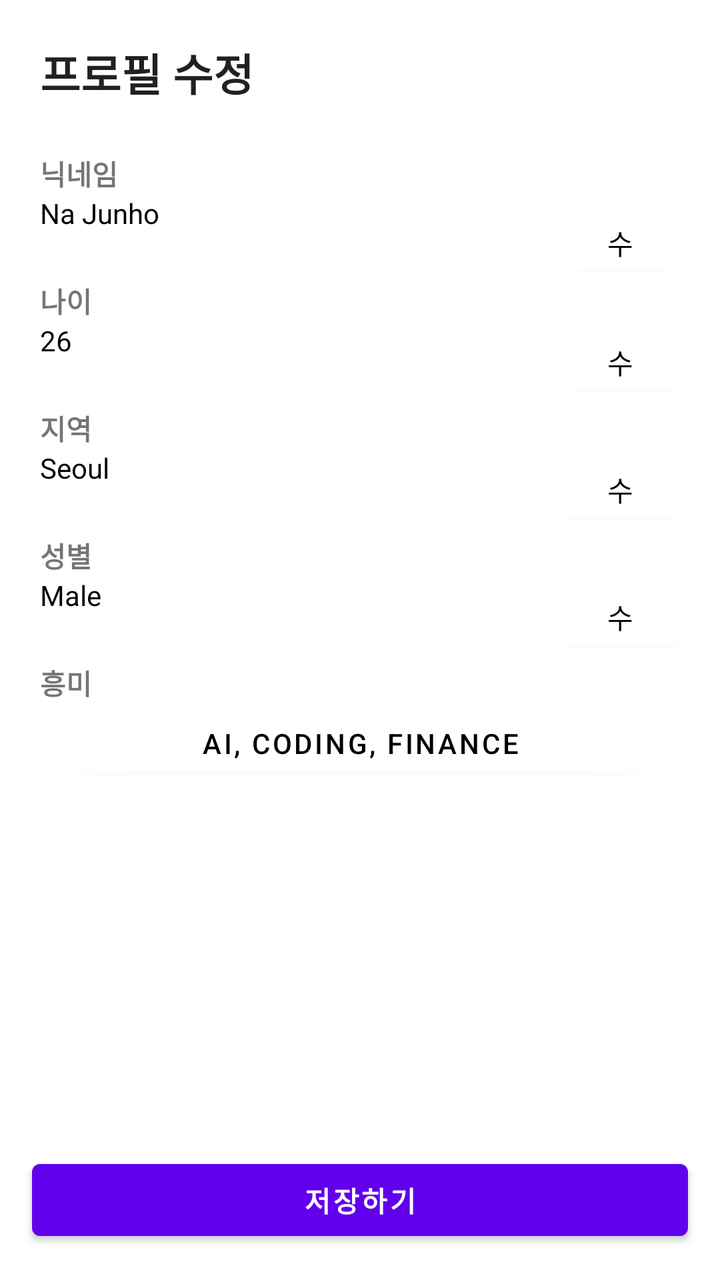
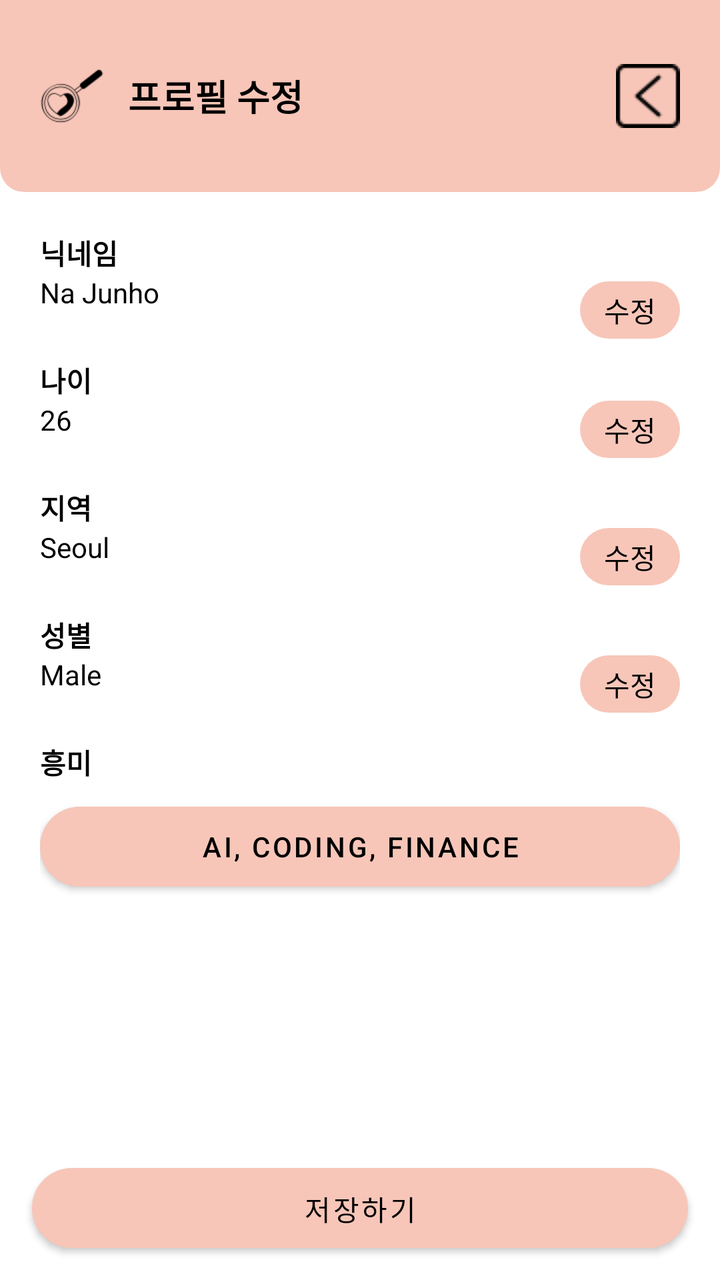

An Android layout rendered at two revisions. The XML below is the earlier revision; the diff shows what the commit changed to produce the second picture.
<!-- AndroidManifest.xml: application theme Theme.DateCourseRecommendApplication -->
<!-- res/layout/activity_user_profile_edit.xml -->
<?xml version="1.0" encoding="utf-8"?>
<androidx.constraintlayout.widget.ConstraintLayout xmlns:android="http://schemas.android.com/apk/res/android"
    xmlns:app="http://schemas.android.com/apk/res-auto"
    xmlns:tools="http://schemas.android.com/tools"
    android:id="@+id/layoutProfileEdit"
    android:layout_width="match_parent"
    android:layout_height="match_parent"
    tools:context=".Activity.User.UserProfileEditActivity">

    <ScrollView
        android:layout_width="0dp"
        android:layout_height="0dp"
        android:fillViewport="true"
        app:layout_constraintTop_toTopOf="parent"
        app:layout_constraintBottom_toTopOf="@+id/btnSaveProfile"
        app:layout_constraintStart_toStartOf="parent"
        app:layout_constraintEnd_toEndOf="parent">

        <androidx.constraintlayout.widget.ConstraintLayout
            android:layout_width="match_parent"
            android:layout_height="wrap_content"
            android:padding="20dp">

            
            <TextView
                android:id="@+id/tvProfileTitle"
                android:layout_width="wrap_content"
                android:layout_height="wrap_content"
                android:text="프로필 수정"
                android:textAppearance="@style/TextAppearance.AppCompat.Large"
                android:textStyle="bold"
                app:layout_constraintTop_toTopOf="parent"
                app:layout_constraintStart_toStartOf="parent" />

            
            <TextView
                android:id="@+id/tvLabelNickName"
                android:layout_width="0dp"
                android:layout_height="wrap_content"
                android:text="닉네임"
                android:textStyle="bold"
                android:layout_marginTop="24dp"
                app:layout_constraintTop_toBottomOf="@id/tvProfileTitle"
                app:layout_constraintStart_toStartOf="parent"
                app:layout_constraintEnd_toStartOf="@id/btnEditNick" />

            <FrameLayout
                android:id="@+id/frameNickName"
                android:layout_width="0dp"
                android:layout_height="wrap_content"
                app:layout_constraintTop_toBottomOf="@id/tvLabelNickName"
                app:layout_constraintStart_toStartOf="parent"
                app:layout_constraintEnd_toStartOf="@id/btnEditNick">

                <TextView
                    android:id="@+id/tvNickName"
                    android:layout_width="match_parent"
                    android:layout_height="wrap_content"
                    android:text="Na Junho"
                    android:textColor="@color/black" />

                <com.google.android.material.textfield.TextInputEditText
                    android:id="@+id/editNickName"
                    android:layout_width="match_parent"
                    android:layout_height="wrap_content"
                    android:hint="닉네임 수정"
                    android:visibility="gone"
                    android:inputType="textPersonName" />
            </FrameLayout>

            <Button
                android:id="@+id/btnEditNick"
                android:layout_width="60dp"
                android:layout_height="40dp"
                android:layout_marginTop="4dp"
                android:backgroundTint="@color/white"
                android:text="수정"
                android:textColor="@color/black"
                app:layout_constraintEnd_toEndOf="parent"
                app:layout_constraintTop_toTopOf="@id/frameNickName" />

            
            <TextView
                android:id="@+id/tvLabelAge"
                android:layout_width="0dp"
                android:layout_height="wrap_content"
                android:text="나이"
                android:textStyle="bold"
                android:layout_marginTop="24dp"
                app:layout_constraintTop_toBottomOf="@id/frameNickName"
                app:layout_constraintStart_toStartOf="parent"
                app:layout_constraintEnd_toStartOf="@id/btnEditAge" />

            <FrameLayout
                android:id="@+id/frameAge"
                android:layout_width="0dp"
                android:layout_height="wrap_content"
                app:layout_constraintTop_toBottomOf="@id/tvLabelAge"
                app:layout_constraintStart_toStartOf="parent"
                app:layout_constraintEnd_toStartOf="@id/btnEditAge">

                <TextView
                    android:id="@+id/tvAge"
                    android:layout_width="match_parent"
                    android:layout_height="wrap_content"
                    android:text="26"
                    android:textColor="@color/black" />

                <com.google.android.material.textfield.TextInputEditText
                    android:id="@+id/editAge"
                    android:layout_width="match_parent"
                    android:layout_height="wrap_content"
                    android:hint="나이 수정"
                    android:visibility="gone"
                    android:inputType="number" />
            </FrameLayout>

            <Button
                android:id="@+id/btnEditAge"
                android:layout_width="60dp"
                android:layout_height="40dp"
                android:backgroundTint="@color/white"
                android:textColor="@color/black"
                android:text="수정"
                app:layout_constraintTop_toTopOf="@id/frameAge"
                app:layout_constraintEnd_toEndOf="parent" />

            
            <TextView
                android:id="@+id/tvLabelLocation"
                android:layout_width="0dp"
                android:layout_height="wrap_content"
                android:text="지역"
                android:textStyle="bold"
                android:layout_marginTop="24dp"
                app:layout_constraintTop_toBottomOf="@id/frameAge"
                app:layout_constraintStart_toStartOf="parent"
                app:layout_constraintEnd_toStartOf="@id/btnEditLocation" />

            <TextView
                android:id="@+id/tvLocation"
                android:layout_width="0dp"
                android:layout_height="wrap_content"
                android:text="Seoul"
                android:textColor="@color/black"
                app:layout_constraintTop_toBottomOf="@id/tvLabelLocation"
                app:layout_constraintStart_toStartOf="parent"
                app:layout_constraintEnd_toStartOf="@id/btnEditLocation" />

            <Button
                android:id="@+id/btnEditLocation"
                android:layout_width="60dp"
                android:layout_height="40dp"
                android:backgroundTint="@color/white"
                android:text="수정"
                android:textColor="@color/black"
                app:layout_constraintEnd_toEndOf="parent"
                app:layout_constraintTop_toTopOf="@id/tvLocation" />

            
            <TextView
                android:id="@+id/tvLabelGender"
                android:layout_width="0dp"
                android:layout_height="wrap_content"
                android:text="성별"
                android:textStyle="bold"
                android:layout_marginTop="24dp"
                app:layout_constraintTop_toBottomOf="@id/tvLocation"
                app:layout_constraintStart_toStartOf="parent"
                app:layout_constraintEnd_toStartOf="@id/btnEditGender" />

            <TextView
                android:id="@+id/tvGender"
                android:layout_width="0dp"
                android:layout_height="wrap_content"
                android:text="Male"
                android:textColor="@color/black"
                app:layout_constraintTop_toBottomOf="@id/tvLabelGender"
                app:layout_constraintStart_toStartOf="parent"
                app:layout_constraintEnd_toStartOf="@id/btnEditGender" />

            <Button
                android:id="@+id/btnEditGender"
                android:layout_width="60dp"
                android:layout_height="40dp"
                android:backgroundTint="@color/white"
                android:textColor="@color/black"
                android:text="수정"
                app:layout_constraintTop_toTopOf="@id/tvGender"
                app:layout_constraintEnd_toEndOf="parent" />

            
            <TextView
                android:id="@+id/tvLabelInterests"
                android:layout_width="0dp"
                android:layout_height="wrap_content"
                android:text="흥미"
                android:textStyle="bold"
                android:layout_marginTop="24dp"
                app:layout_constraintTop_toBottomOf="@id/tvGender"
                app:layout_constraintStart_toStartOf="parent" />

            <Button
                android:id="@+id/btnInterests"
                android:layout_width="0dp"
                android:layout_height="40dp"
                android:text="AI, Coding, Finance"
                android:backgroundTint="@color/white"
                android:textColor="@color/black"
                app:layout_constraintEnd_toEndOf="parent"
                app:layout_constraintStart_toStartOf="parent"
                app:layout_constraintTop_toBottomOf="@id/tvLabelInterests" />

            <com.google.android.material.chip.ChipGroup
                android:id="@+id/chipGroupInterests"
                android:layout_width="match_parent"
                android:layout_height="wrap_content"
                app:chipSpacing="8dp"
                android:layout_margin="12dp"
                app:layout_constraintEnd_toEndOf="parent"
                app:layout_constraintStart_toStartOf="parent"
                app:layout_constraintTop_toBottomOf="@+id/btnInterests"
                app:singleLine="false"
                app:singleSelection="false" />

        </androidx.constraintlayout.widget.ConstraintLayout>
    </ScrollView>

    
    <Button
        android:id="@+id/btnSaveProfile"
        android:layout_width="0dp"
        android:layout_height="wrap_content"
        android:text="저장하기"
        android:textStyle="bold"
        android:layout_margin="16dp"
        app:layout_constraintBottom_toBottomOf="parent"
        app:layout_constraintStart_toStartOf="parent"
        app:layout_constraintEnd_toEndOf="parent" />

</androidx.constraintlayout.widget.ConstraintLayout>
<!-- resources referenced by this layout -->
<resources>
  <color name="black">#FF000000</color>
  <color name="white">#FFFFFFFF</color>
  <style name="Theme.DateCourseRecommendApplication" parent="Theme.MaterialComponents.DayNight.NoActionBar">
      
  
      
      <item name="colorPrimary">@color/purple_500</item>
      <item name="colorPrimaryVariant">@color/purple_700</item>
      <item name="colorOnPrimary">@color/white</item>
      
      <item name="colorSecondary">@color/teal_200</item>
      <item name="colorSecondaryVariant">@color/teal_700</item>
      <item name="colorOnSecondary">@color/black</item>
      
      <item name="android:statusBarColor">?attr/colorPrimaryVariant</item>
      
  </style>
  <color name="purple_500">#FF6200EE</color>
  <color name="purple_700">#FF3700B3</color>
  <color name="teal_200">#FF03DAC5</color>
  <color name="teal_700">#FF018786</color>
</resources>

<!-- the commit's change to res/layout/activity_user_profile_edit.xml (unified diff, before → after) -->
@@ -7,11 +7,53 @@
     android:layout_height="match_parent"
     tools:context=".Activity.User.UserProfileEditActivity">
 
+    
+    <LinearLayout
+        android:id="@+id/topBar"
+        android:layout_width="0dp"
+        android:layout_height="96dp"
+        android:orientation="horizontal"
+        android:gravity="center_vertical"
+        android:paddingStart="20dp"
+        android:paddingEnd="20dp"
+        android:background="@drawable/bg_top_bar"
+        app:layout_constraintTop_toTopOf="parent"
+        app:layout_constraintStart_toStartOf="parent"
+        app:layout_constraintEnd_toEndOf="parent">
+
+        
+        <ImageView
+            android:layout_width="32dp"
+            android:layout_height="32dp"
+            android:contentDescription="app logo"
+            android:src="@drawable/app_icon_64px" />
+
+        
+        <TextView
+            android:layout_marginStart="12dp"
+            android:text="프로필 수정"
+            android:textSize="18sp"
+            android:textStyle="bold"
+            android:textColor="#000000"
+            android:layout_width="0dp"
+            android:layout_height="wrap_content"
+            android:layout_weight="1"/>
+
+        
+        <ImageButton
+            android:id="@+id/btnBack"
+            android:layout_width="32dp"
+            android:layout_height="32dp"
+            android:background="@drawable/bg_back_button"
+            android:contentDescription="back"
+            android:src="@drawable/arrow_back_32px" />
+    </LinearLayout>
+
     <ScrollView
         android:layout_width="0dp"
         android:layout_height="0dp"
         android:fillViewport="true"
-        app:layout_constraintTop_toTopOf="parent"
+        app:layout_constraintTop_toBottomOf="@+id/topBar"
         app:layout_constraintBottom_toTopOf="@+id/btnSaveProfile"
         app:layout_constraintStart_toStartOf="parent"
         app:layout_constraintEnd_toEndOf="parent">
@@ -23,24 +65,13 @@
 
             
             <TextView
-                android:id="@+id/tvProfileTitle"
-                android:layout_width="wrap_content"
-                android:layout_height="wrap_content"
-                android:text="프로필 수정"
-                android:textAppearance="@style/TextAppearance.AppCompat.Large"
+                android:id="@+id/tvLabelNickName"
+                android:layout_width="0dp"
+                android:layout_height="wrap_content"
+                android:text="닉네임"
+                android:textColor="@color/black"
                 android:textStyle="bold"
                 app:layout_constraintTop_toTopOf="parent"
-                app:layout_constraintStart_toStartOf="parent" />
-
-            
-            <TextView
-                android:id="@+id/tvLabelNickName"
-                android:layout_width="0dp"
-                android:layout_height="wrap_content"
-                android:text="닉네임"
-                android:textStyle="bold"
-                android:layout_marginTop="24dp"
-                app:layout_constraintTop_toBottomOf="@id/tvProfileTitle"
                 app:layout_constraintStart_toStartOf="parent"
                 app:layout_constraintEnd_toStartOf="@id/btnEditNick" />
 
@@ -68,12 +99,15 @@
                     android:inputType="textPersonName" />
             </FrameLayout>
 
-            <Button
+            <TextView
                 android:id="@+id/btnEditNick"
-                android:layout_width="60dp"
-                android:layout_height="40dp"
+                android:layout_width="wrap_content"
+                android:layout_height="wrap_content"
+                android:paddingHorizontal="12dp"
+                android:paddingVertical="4dp"
                 android:layout_marginTop="4dp"
-                android:backgroundTint="@color/white"
+                android:background="@drawable/bg_login_button"
+                android:backgroundTint="#F7C6B8"
                 android:text="수정"
                 android:textColor="@color/black"
                 app:layout_constraintEnd_toEndOf="parent"
@@ -85,6 +119,7 @@
                 android:layout_width="0dp"
                 android:layout_height="wrap_content"
                 android:text="나이"
+                android:textColor="@color/black"
                 android:textStyle="bold"
                 android:layout_marginTop="24dp"
                 app:layout_constraintTop_toBottomOf="@id/frameNickName"
@@ -115,11 +150,13 @@
                     android:inputType="number" />
             </FrameLayout>
 
-            <Button
+            <TextView
                 android:id="@+id/btnEditAge"
-                android:layout_width="60dp"
-                android:layout_height="40dp"
-                android:backgroundTint="@color/white"
+                android:layout_width="wrap_content"
+                android:layout_height="wrap_content"
+                android:paddingHorizontal="12dp"
+                android:paddingVertical="4dp"
+                android:background="@drawable/bg_login_button"
                 android:textColor="@color/black"
                 android:text="수정"
                 app:layout_constraintTop_toTopOf="@id/frameAge"
@@ -131,6 +168,7 @@
                 android:layout_width="0dp"
                 android:layout_height="wrap_content"
                 android:text="지역"
+                android:textColor="@color/black"
                 android:textStyle="bold"
                 android:layout_marginTop="24dp"
                 app:layout_constraintTop_toBottomOf="@id/frameAge"
@@ -147,11 +185,13 @@
                 app:layout_constraintStart_toStartOf="parent"
                 app:layout_constraintEnd_toStartOf="@id/btnEditLocation" />
 
-            <Button
+            <TextView
                 android:id="@+id/btnEditLocation"
-                android:layout_width="60dp"
-                android:layout_height="40dp"
-                android:backgroundTint="@color/white"
+                android:layout_width="wrap_content"
+                android:layout_height="wrap_content"
+                android:paddingHorizontal="12dp"
+                android:paddingVertical="4dp"
+                android:background="@drawable/bg_login_button"
                 android:text="수정"
                 android:textColor="@color/black"
                 app:layout_constraintEnd_toEndOf="parent"
@@ -163,6 +203,7 @@
                 android:layout_width="0dp"
                 android:layout_height="wrap_content"
                 android:text="성별"
+                android:textColor="@color/black"
                 android:textStyle="bold"
                 android:layout_marginTop="24dp"
                 app:layout_constraintTop_toBottomOf="@id/tvLocation"
@@ -179,11 +220,13 @@
                 app:layout_constraintStart_toStartOf="parent"
                 app:layout_constraintEnd_toStartOf="@id/btnEditGender" />
 
-            <Button
+            <TextView
                 android:id="@+id/btnEditGender"
-                android:layout_width="60dp"
-                android:layout_height="40dp"
-                android:backgroundTint="@color/white"
+                android:layout_width="wrap_content"
+                android:layout_height="wrap_content"
+                android:paddingHorizontal="12dp"
+                android:paddingVertical="4dp"
+                android:background="@drawable/bg_login_button"
                 android:textColor="@color/black"
                 android:text="수정"
                 app:layout_constraintTop_toTopOf="@id/tvGender"
@@ -195,6 +238,7 @@
                 android:layout_width="0dp"
                 android:layout_height="wrap_content"
                 android:text="흥미"
+                android:textColor="@color/black"
                 android:textStyle="bold"
                 android:layout_marginTop="24dp"
                 app:layout_constraintTop_toBottomOf="@id/tvGender"
@@ -205,8 +249,10 @@
                 android:layout_width="0dp"
                 android:layout_height="40dp"
                 android:text="AI, Coding, Finance"
-                android:backgroundTint="@color/white"
-                android:textColor="@color/black"
+                android:textColor="@color/black"
+                android:layout_marginTop="12dp"
+                app:backgroundTint="@null"
+                android:background="@drawable/bg_login_button"
                 app:layout_constraintEnd_toEndOf="parent"
                 app:layout_constraintStart_toStartOf="parent"
                 app:layout_constraintTop_toBottomOf="@id/tvLabelInterests" />
@@ -230,10 +276,12 @@
     <Button
         android:id="@+id/btnSaveProfile"
         android:layout_width="0dp"
-        android:layout_height="wrap_content"
+        android:layout_height="40dp"
         android:text="저장하기"
-        android:textStyle="bold"
+        android:textColor="@color/black"
         android:layout_margin="16dp"
+        app:backgroundTint="@null"
+        android:background="@drawable/bg_login_button"
         app:layout_constraintBottom_toBottomOf="parent"
         app:layout_constraintStart_toStartOf="parent"
         app:layout_constraintEnd_toEndOf="parent" />
<!-- resource entries referenced after the edit -->
@@ -1,25 +1,61 @@
 <!-- resources referenced by this layout -->
 <resources>
   <color name="black">#FF000000</color>
-  <color name="white">#FFFFFFFF</color>
-  <style name="Theme.DateCourseRecommendApplication" parent="Theme.MaterialComponents.DayNight.NoActionBar">
-      
+  <!-- drawable app_icon_64px: png bitmap (drawable, 1844 bytes) -->
+  <!-- drawable arrow_back_32px: png bitmap (drawable, 515 bytes) -->
+  <!-- drawable bg_back_button (drawable) -->
+  <shape xmlns:android="http://schemas.android.com/apk/res/android">
+      <solid android:color="#F7C6B8"/>
+      <corners android:radius="8dp"/>
+  </shape>
+  <!-- drawable bg_login_button (drawable) -->
+  <?xml version="1.0" encoding="utf-8"?>
+  <ripple xmlns:android="http://schemas.android.com/apk/res/android"
+      xmlns:app="http://schemas.android.com/apk/res-auto"
+      android:color="#B89489">
+  
+      <item>
+          <shape>
+              <corners android:radius="24dp"/>
+              <solid android:color="#F7C6B8"/>
+          </shape>
+      </item>
+  
+  </ripple>
+  <!-- drawable bg_top_bar (drawable) -->
+  <?xml version="1.0" encoding="utf-8"?>
+  <shape xmlns:android="http://schemas.android.com/apk/res/android"
+      android:shape="rectangle">
   
       
-      <item name="colorPrimary">@color/purple_500</item>
-      <item name="colorPrimaryVariant">@color/purple_700</item>
-      <item name="colorOnPrimary">@color/white</item>
+      <solid android:color="#F7C6B8"/>
+  
       
-      <item name="colorSecondary">@color/teal_200</item>
-      <item name="colorSecondaryVariant">@color/teal_700</item>
-      <item name="colorOnSecondary">@color/black</item>
-      
-      <item name="android:statusBarColor">?attr/colorPrimaryVariant</item>
-      
-  </style>
+      <corners
+          android:bottomLeftRadius="12dp"
+          android:bottomRightRadius="12dp"
+          android:topLeftRadius="0dp"
+          android:topRightRadius="0dp"/>
+  </shape>
+  <color name="white">#FFFFFFFF</color>
+  <style name="Theme.DateCourseRecommendApplication" parent="Theme.MaterialComponents.Light.NoActionBar">
+  
+          <item name="colorPrimary">@color/purple_500</item>
+          <item name="colorPrimaryVariant">@color/purple_700</item>
+          <item name="colorOnPrimary">@color/white</item>
+  
+          <item name="colorSecondary">@color/teal_200</item>
+          <item name="colorSecondaryVariant">@color/teal_700</item>
+          <item name="colorOnSecondary">@color/black</item>
+  
+          <item name="android:statusBarColor">@color/top_bar_bg</item>
+          <item name="android:windowLightStatusBar">true</item>
+  
+      </style>
   <color name="purple_500">#FF6200EE</color>
   <color name="purple_700">#FF3700B3</color>
   <color name="teal_200">#FF03DAC5</color>
   <color name="teal_700">#FF018786</color>
+  <color name="top_bar_bg">#F7C6B8</color>
 </resources>
 
